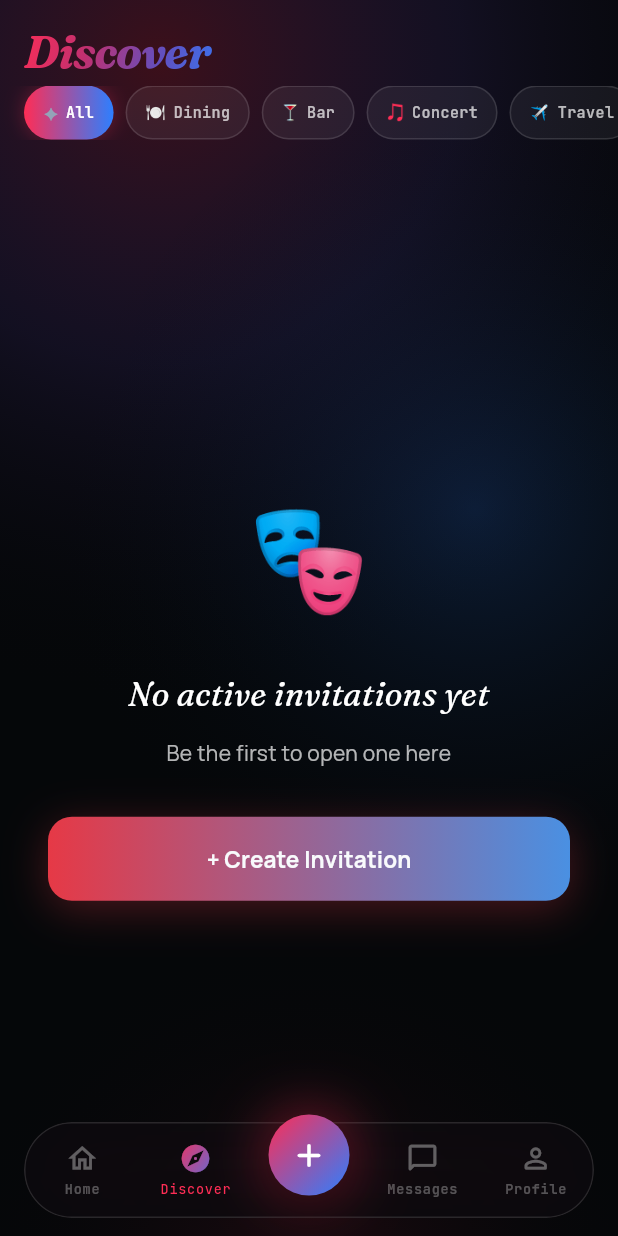
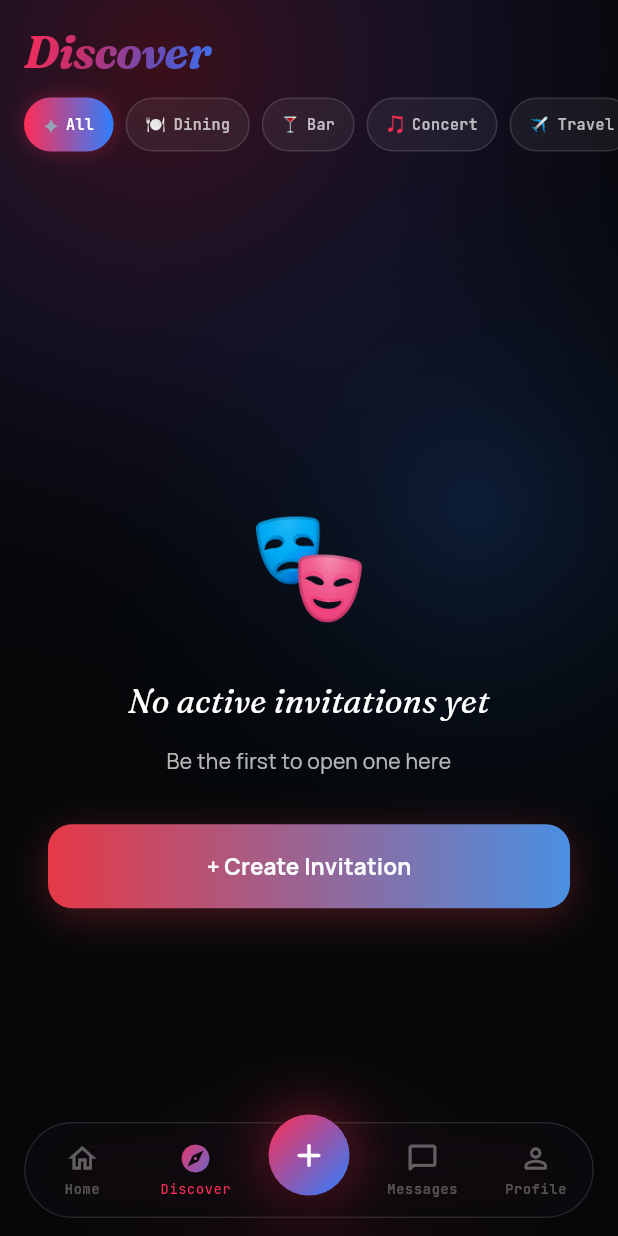
Before and after one commit to Masculinpapion/soulchoice, a Flutter app: the DiscoverScreen screen opened by its route, on a phone screen of 412 x 824 dp. Run offline on Flutter 3.47's test engine with Material 3 defaults, Android fonts, the phone set to English and light mode, and no system bars; our stand-ins replace cached_network_image, firebase_core, firebase_crashlytics, firebase_messaging, flutter_riverpod, go_router and 6 more; missing offline and left inert: appmetrica_plugin, crop_your_image; accounts and stored records are empty; network calls fail.

Commit message:
fix(ui): chip rows breathe — small top/bottom gaps, chip size untouched
Обзор: row wrapped with 8/6 padding + Clip.none so the selected chip glow
spreads freely; chip height stays 36. Feed: 4/6 gaps around the row.
(Previous attempt resized the chips — rejected; this only adds air.)

Co-Authored-By: Claude Fable 5 <noreply@anthropic.com>

```diff
--- a/lib/features/discover/screens/discover_screen.dart
+++ b/lib/features/discover/screens/discover_screen.dart
@@ -65,9 +65,14 @@ class _DiscoverScreenState extends ConsumerState<DiscoverScreen> {
                 ),
               ),
               // Filtre chip'leri
-              SizedBox(
+              // Chip boyutu değişmez; satır üst/alt nefes payı + Clip.none
+              // (seçili chip ışıması komşu bloklara değmeden serbest yayılır).
+              Padding(
+                padding: const EdgeInsets.only(top: 8, bottom: 6),
+                child: SizedBox(
                 height: 36,
                 child: ListView(
+                  clipBehavior: Clip.none,
                   scrollDirection: Axis.horizontal,
                   padding: const EdgeInsets.symmetric(horizontal: 16),
                   children: [
@@ -91,7 +96,8 @@ class _DiscoverScreenState extends ConsumerState<DiscoverScreen> {
                   ],
                 ),
               ),
-              const SizedBox(height: 10),
+              ),
+              const SizedBox(height: 6),
 
               // İçerik
               Expanded(
--- a/lib/features/feed/screens/feed_screen.dart
+++ b/lib/features/feed/screens/feed_screen.dart
@@ -123,6 +123,7 @@ class _FeedScreenState extends ConsumerState<FeedScreen>
                 cityId: _selectedCityId,
               ),
               _TabBar(controller: _tabController),
+              const SizedBox(height: 4), // chip satırı nefes payı (üst)
               _CategoryChips(
                 selected: _selectedCategory,
                 onSelected: (c) => setState(() {
@@ -130,6 +131,7 @@ class _FeedScreenState extends ConsumerState<FeedScreen>
                 }),
                 onClearFilter: () => setState(() => _selectedCategory = null),
               ),
+              const SizedBox(height: 6), // chip satırı nefes payı (alt)
               Expanded(
                 child: TabBarView(
                   controller: _tabController,
```
